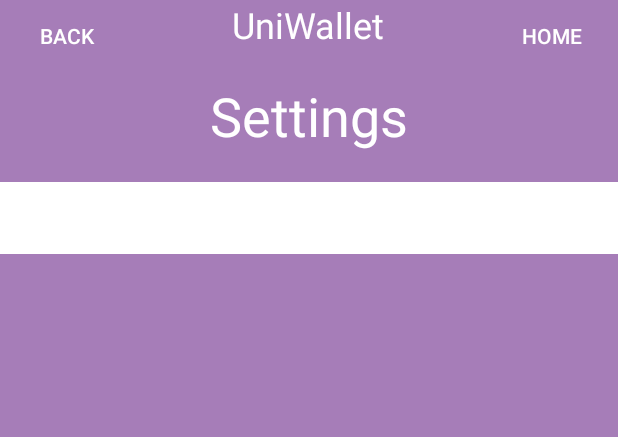
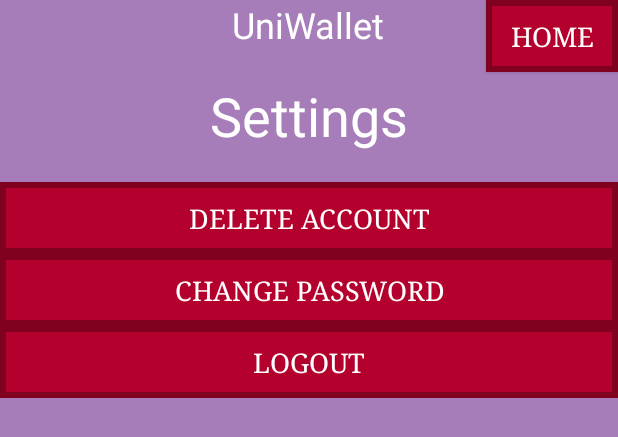
Before and after one commit to UTSA-CS-3443/UniWallet, an Android app: the layout activity_settings.xml on its own in the app's theme, with its tools: preview values and no code run, on a phone screen of 412 x 824 dp. Shown: the top 437 px of the screen. Run offline under Robolectric (Android 15) with nearby library versions, the phone set to English and light mode, and no system bars.

Commit message:
Added settings and change password activity

```diff
--- a/app/src/main/java/com/example/uniwallet/LoginActivity.java
+++ b/app/src/main/java/com/example/uniwallet/LoginActivity.java
@@ -1,11 +1,13 @@
 package com.example.uniwallet;
 
+import android.content.Intent;
 import android.os.Bundle;
 import android.widget.Button;
 import android.widget.EditText;
 
 import androidx.appcompat.app.AppCompatActivity;
 
+import com.example.uniwallet.model.Account;
 import com.example.uniwallet.model.AccountManager;
 
 public class LoginActivity extends AppCompatActivity {
--- a/app/src/main/java/com/example/uniwallet/SignUpActivity.java
+++ b/app/src/main/java/com/example/uniwallet/SignUpActivity.java
@@ -56,6 +56,4 @@ public class SignUpActivity extends AppCompatActivity {
         Intent intent = new Intent(this, LoginActivity.class);
         startActivity(intent);
    }
-
-
 }
--- a/app/src/main/java/com/example/uniwallet/model/AccountManager.java
+++ b/app/src/main/java/com/example/uniwallet/model/AccountManager.java
@@ -280,7 +280,7 @@ public class AccountManager{
         return highestUserId;
     }
 
-    public void deleteAccount(String username) {
+    static public void deleteAccount(String username) {
         Path accountsFilePath = Paths.get(ACCOUNTS_DIRECTORY, accountsCSV);
         List<String> updatedLines = new ArrayList<>();
 
@@ -296,7 +296,7 @@ public class AccountManager{
 
                     File accountDirectory = new File(ACCOUNTS_DIRECTORY, username);
                     if (accountDirectory.exists()) {
-                        deleteDirectory(accountDirectory);
+                        //deleteDirectory(accountDirectory);
                         System.out.println("Account directory for " + username + " has been deleted.");
                     } else {
                         System.out.println("Account directory for " + username + " does not exist.");
--- a/app/src/main/res/layout/activity_settings.xml
+++ b/app/src/main/res/layout/activity_settings.xml
@@ -13,19 +13,12 @@
         android:textColor="#FFFFFF"
         android:layout_centerHorizontal="true"/>
 
-    <Button
-        android:id="@+id/backButton"
-        android:layout_width="wrap_content"
-        android:layout_height="wrap_content"
-        android:text="Back"
-        style="?android:borderlessButtonStyle"/>
-
-    <Button
+    <androidx.appcompat.widget.AppCompatButton
         android:id="@+id/homeButton"
         android:layout_width="wrap_content"
         android:layout_height="wrap_content"
         android:text="Home"
-        style="?android:borderlessButtonStyle"
+        style="@style/ButtonStyle"
         android:layout_alignParentEnd="true"/>
 
     <TextView
@@ -48,14 +41,25 @@
         android:layout_below="@id/settingsTitle"
         android:layout_marginTop="20dp">
 
-        <Button
+        <androidx.appcompat.widget.AppCompatButton
             android:id="@+id/deleteAccountButton"
             android:layout_width="match_parent"
             android:layout_height="wrap_content"
             android:text="Delete Account"
-            style="?android:borderlessButtonStyle"/>
+            style="@style/ButtonStyle"/>
 
-        <!-- Repeat similar elements for other settings options -->
+        <androidx.appcompat.widget.AppCompatButton
+            android:id="@+id/changePasswordButton"
+            android:layout_width="match_parent"
+            android:layout_height="wrap_content"
+            android:text="Change Password"
+            style="@style/ButtonStyle"/>
 
+        <androidx.appcompat.widget.AppCompatButton
+            android:id="@+id/logoutAccountButton"
+            android:layout_width="match_parent"
+            android:layout_height="wrap_content"
+            android:text="Logout"
+            style="@style/ButtonStyle"/>
     </LinearLayout>
 </RelativeLayout>
```
Also changed, not shown: app/src/main/java/com/example/uniwallet/ChangePasswordActivity.java (added, +50 -0 lines), app/src/main/java/com/example/uniwallet/GraphsActivity.java (added, +12 -0 lines), app/src/main/java/com/example/uniwallet/SettingsActivity.java (added, +63 -0 lines), app/src/main/res/layout/activity_changepassword.xml (+10 -0 lines).
